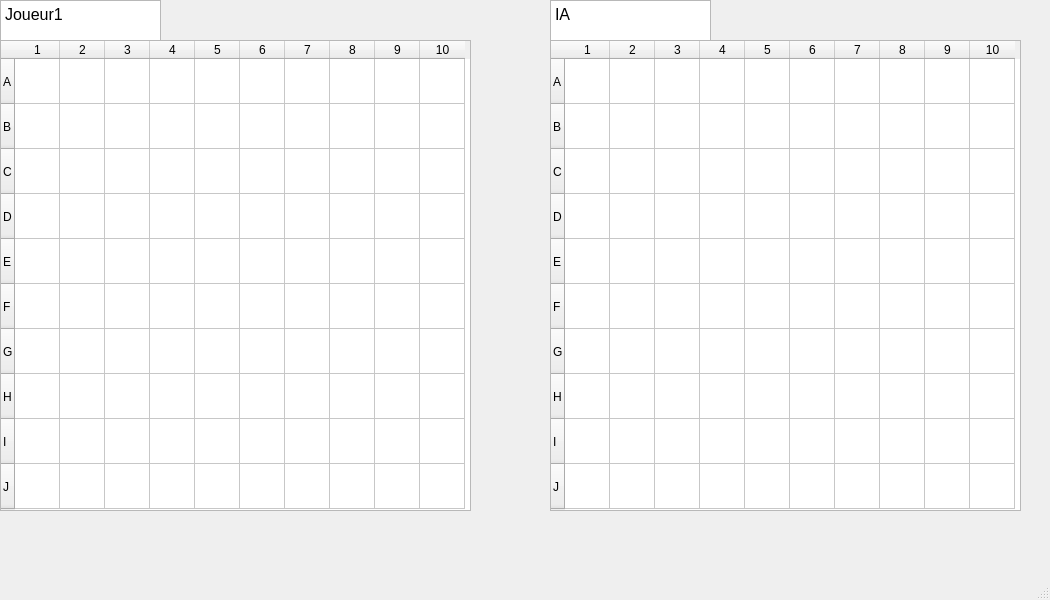
Qt form battlescreen.ui (Mardaspan/BatailleNavale) before a commit.
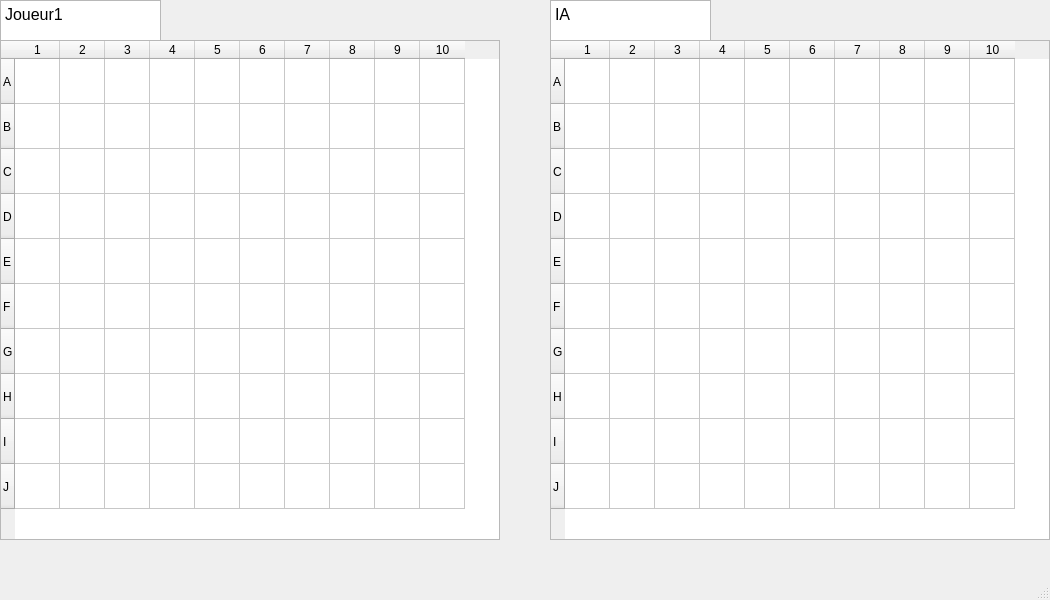
The same form after that commit.

The edit to the form file:
```diff
--- a/battlescreen.ui
+++ b/battlescreen.ui
@@ -19,8 +19,8 @@
      <rect>
       <x>550</x>
       <y>40</y>
-      <width>471</width>
-      <height>471</height>
+      <width>500</width>
+      <height>500</height>
      </rect>
     </property>
     <property name="rowCount">
@@ -124,8 +124,8 @@
      <rect>
       <x>0</x>
       <y>40</y>
-      <width>471</width>
-      <height>471</height>
+      <width>500</width>
+      <height>500</height>
      </rect>
     </property>
     <property name="rowCount">
```
Left out of the diff: 10 changed lines with no effect on the pictures.
